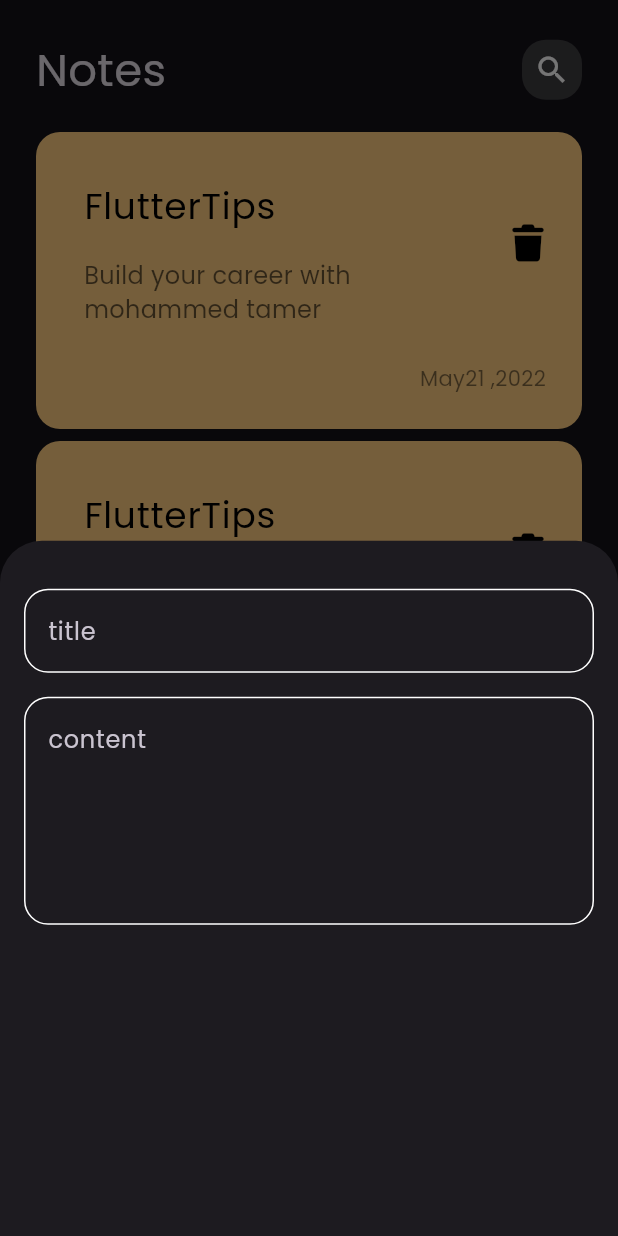
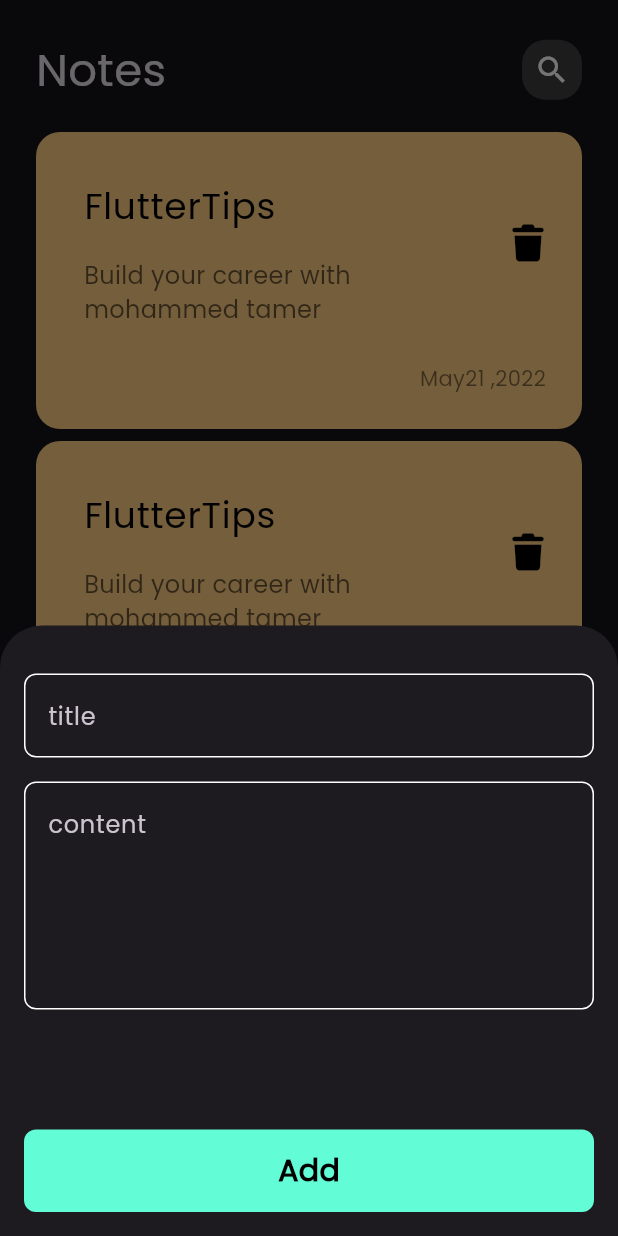
Before and after one commit to MohammedNassar1/Notes_App, a Flutter app: the screen it shows after launch, after a tap on the "add" icon, on a phone screen of 412 x 824 dp. Run offline on Flutter 3.47's test engine with Material 3 defaults, Android fonts, the phone set to English and light mode, and no system bars; our stand-ins replace font_awesome_flutter.

Commit message:
finish add note bottom sheet

```diff
--- a/lib/widgets/add_note_buttom_sheet.dart
+++ b/lib/widgets/add_note_buttom_sheet.dart
@@ -1,4 +1,5 @@
 import 'package:flutter/material.dart';
+import 'package:notesapp1/widgets/custom_bottom.dart';
 import 'package:notesapp1/widgets/custom_text_field.dart';
 
 class AddNoteButtomSheet extends StatelessWidget {
@@ -8,13 +9,18 @@
   Widget build(BuildContext context) {
     return Padding(
       padding: const EdgeInsets.symmetric(horizontal: 16),
+      child: SingleChildScrollView(
         child: Column(
           children: [
             SizedBox(height: 32),
             CustomTextField(hint: 'title'),
             SizedBox(height: 16),
             CustomTextField(hint: 'content', maxLines: 5),
+            SizedBox(height: 80),
+            CustomButtom(),
+            SizedBox(height: 16),
           ],
+        ),
       ),
     );
   }
--- /dev/null
+++ b/lib/widgets/custom_bottom.dart
@@ -0,0 +1,28 @@
+import 'package:flutter/material.dart';
+import 'package:notesapp1/constants.dart';
+
+class CustomButtom extends StatelessWidget {
+  const CustomButtom({super.key});
+
+  @override
+  Widget build(BuildContext context) {
+    return Container(
+      width: MediaQuery.of(context).size.width,
+      height: 55,
+      decoration: BoxDecoration(
+        color: kPrimayColor,
+        borderRadius: BorderRadius.circular(8),
+      ),
+      child: Center(
+        child: Text(
+          'Add',
+          style: TextStyle(
+            color: Colors.black,
+            fontWeight: FontWeight.bold,
+            fontSize: 20,
+          ),
+        ),
+      ),
+    );
+  }
+}
--- a/lib/widgets/custom_text_field.dart
+++ b/lib/widgets/custom_text_field.dart
@@ -13,11 +13,11 @@
       decoration: InputDecoration(
         hintText: hint,
         enabledBorder: OutlineInputBorder(
-          borderRadius: BorderRadius.circular(16),
+          borderRadius: BorderRadius.circular(8),
           borderSide: BorderSide(color: Colors.white),
         ),
         focusedBorder: OutlineInputBorder(
-          borderRadius: BorderRadius.circular(16),
+          borderRadius: BorderRadius.circular(8),
           borderSide: BorderSide(color: kPrimayColor),
         ),
       ),
```
Lines whose indentation alone changed are shown as unchanged.
